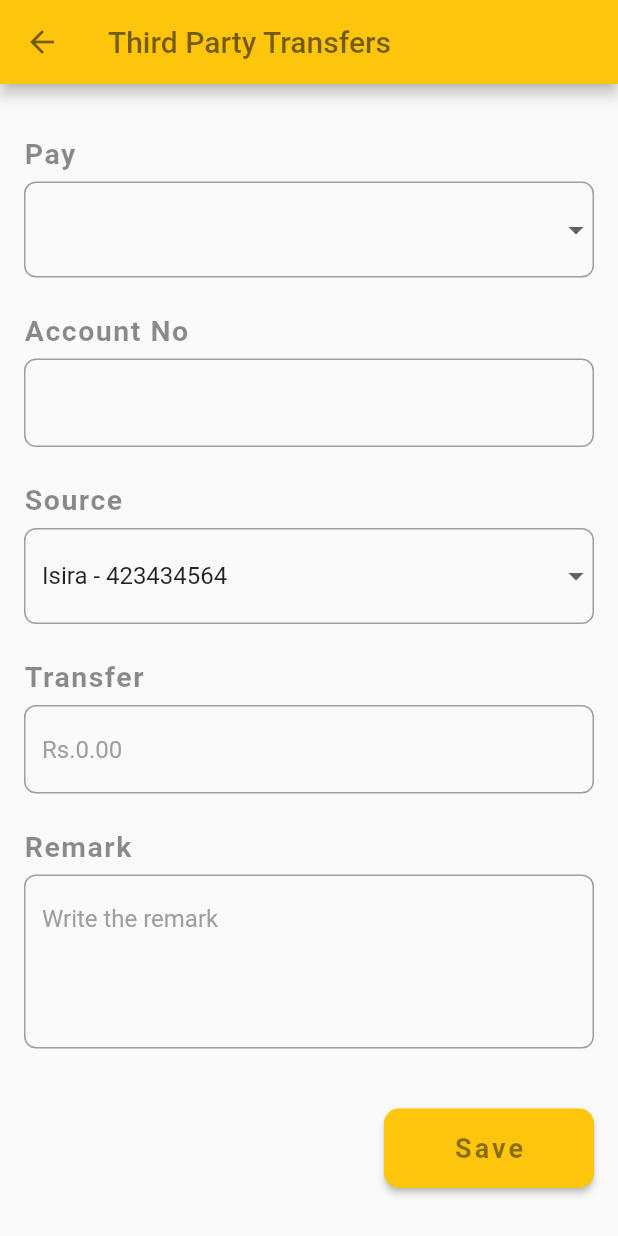
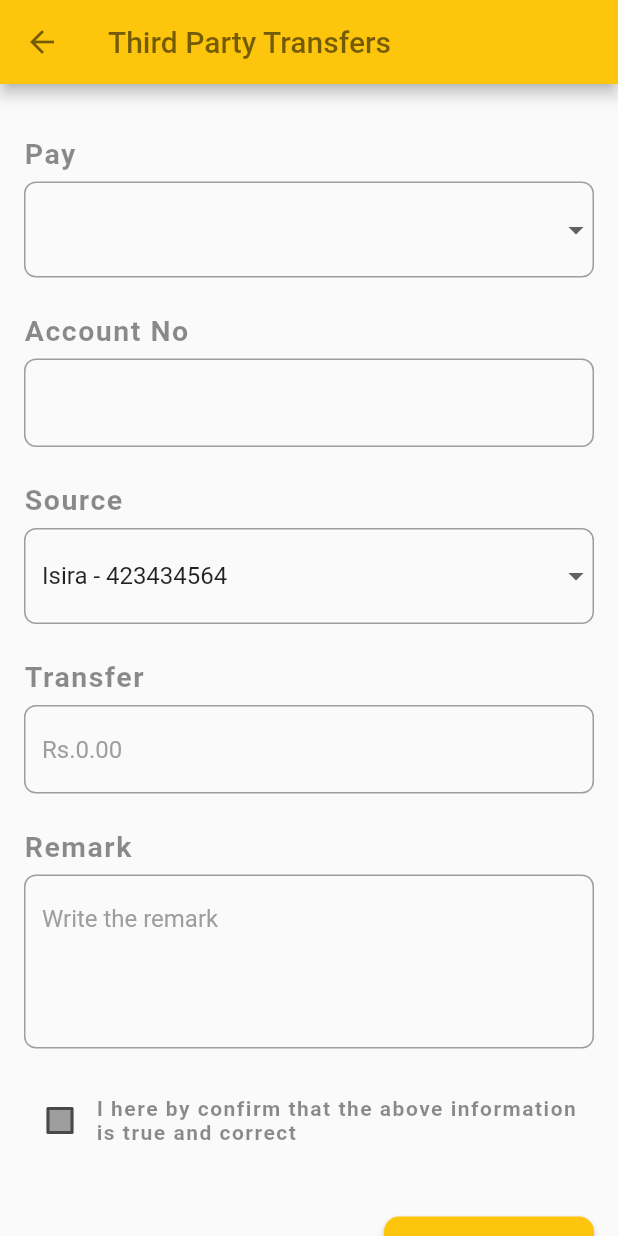
Before and after one commit to User-Experience-Design-SE3050-2021/se3050---uee-2021s2_reg_we_26, a Flutter app: the AddThirdPartyScreen screen opened directly, on a phone screen of 412 x 824 dp. Run offline on Flutter 3.47's test engine with Material 2 defaults, Android fonts, the phone set to English and light mode, and no system bars; our stand-ins replace cloud_firestore, firebase_core; accounts and stored records are empty.

Commit message:
add fund transfer check box

```diff
--- a/lib/screens/fund_transfer/add_t_fund_form.dart
+++ b/lib/screens/fund_transfer/add_t_fund_form.dart
@@ -31,6 +31,7 @@ class _AddThirdPartyFormState extends State<AddThirdPartyForm> {
   final TextEditingController _amountFocusNode = TextEditingController();
   final TextEditingController _chekFocusNode = TextEditingController();
   final TextEditingController _descriptionFocusNode = TextEditingController();
+  bool isChecked = false;
 
   String getPay = "";
   String getAccountNo = "";
@@ -41,6 +42,18 @@ class _AddThirdPartyFormState extends State<AddThirdPartyForm> {
 
   @override
   Widget build(BuildContext context) {
+
+    Color getColor(Set<MaterialState> states) {
+      const Set<MaterialState> interactiveStates = <MaterialState>{
+        MaterialState.pressed,
+        MaterialState.hovered,
+        MaterialState.focused,
+      };
+      if (states.any(interactiveStates.contains)) {
+        return Colors.red;
+      }
+      return Colors.grey;
+    }
 
     return SingleChildScrollView(
       child: Form(
@@ -305,6 +318,34 @@ class _AddThirdPartyFormState extends State<AddThirdPartyForm> {
                       getDescription = value;
                     },
                   ),
+                  SizedBox(height: 24.0),
+                  Row(
+                    children: [
+                      Checkbox(
+                        checkColor: Colors.white,
+                        fillColor: MaterialStateProperty.resolveWith(getColor),
+                        focusNode: widget.chekFocusNode,
+                        value: isChecked,
+                        onChanged: (bool? value) {
+                          setState(() {
+                            isChecked = value!;
+                          });
+                        },
+                      ),
+                      Expanded(
+                        child: Text(
+                          "I here by confirm that the above information is true and correct",
+                          style: TextStyle(
+                              color: Colors.black45,
+                              fontSize: 14.0,
+                              letterSpacing: 1,
+                              fontWeight: FontWeight.bold
+                          ),
+                        ),
+                      ),
+
+                    ],
+                  ),
                 ],
               ),
             ),
@@ -335,7 +376,7 @@ class _AddThirdPartyFormState extends State<AddThirdPartyForm> {
                         widget.amountFocusNode.unfocus();
                         widget.chekFocusNode.unfocus();
                         widget.descriptionFocusNode.unfocus();
-                        if(_addThirdPartyFormKey.currentState!.validate()){
+                        if(_addThirdPartyFormKey.currentState!.validate() && isChecked == true){
                           setState(() {
                             _isProcessing = true;
                           });
```
